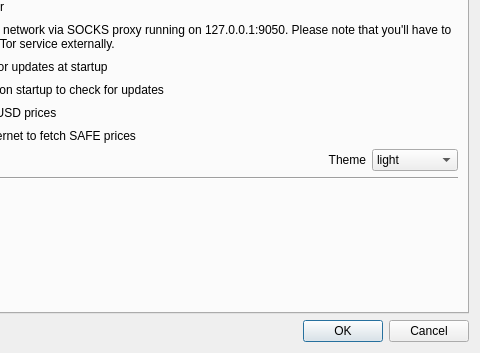
This is src/settings.ui in zerocurrencycoin/zerowallet as Qt 5 draws it before an edit; both pictures show x 120 to 600 and y 257 to 610 of the 600 by 610 pixel window. The edited form follows.
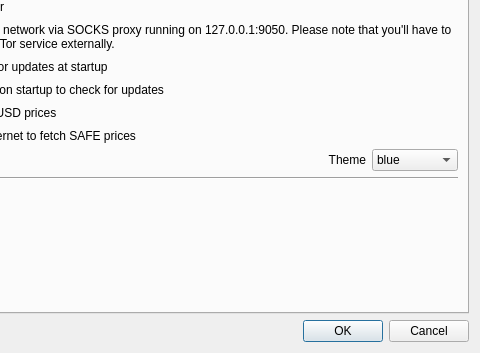
This is the edited form. The open tabs and pages were chosen to show the change. Icons and pictures are not drawn.

Patch:
```diff
--- a/src/settings.ui
+++ b/src/settings.ui
@@ -311,11 +311,6 @@
            <verstretch>0</verstretch>
           </sizepolicy>
          </property>
-         <item>
-          <property name="text">
-           <string>light</string>
-          </property>
-         </item>
          <item>
           <property name="text">
            <string>blue</string>
```
Left out of the diff: 21 changed lines with no effect on the pictures.
